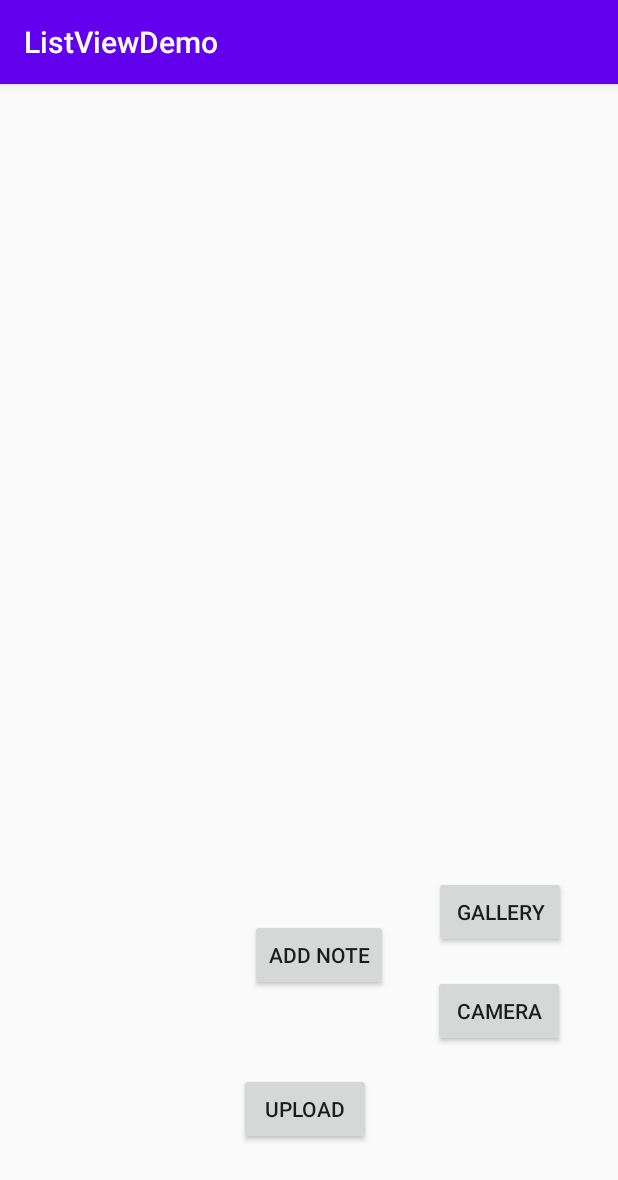
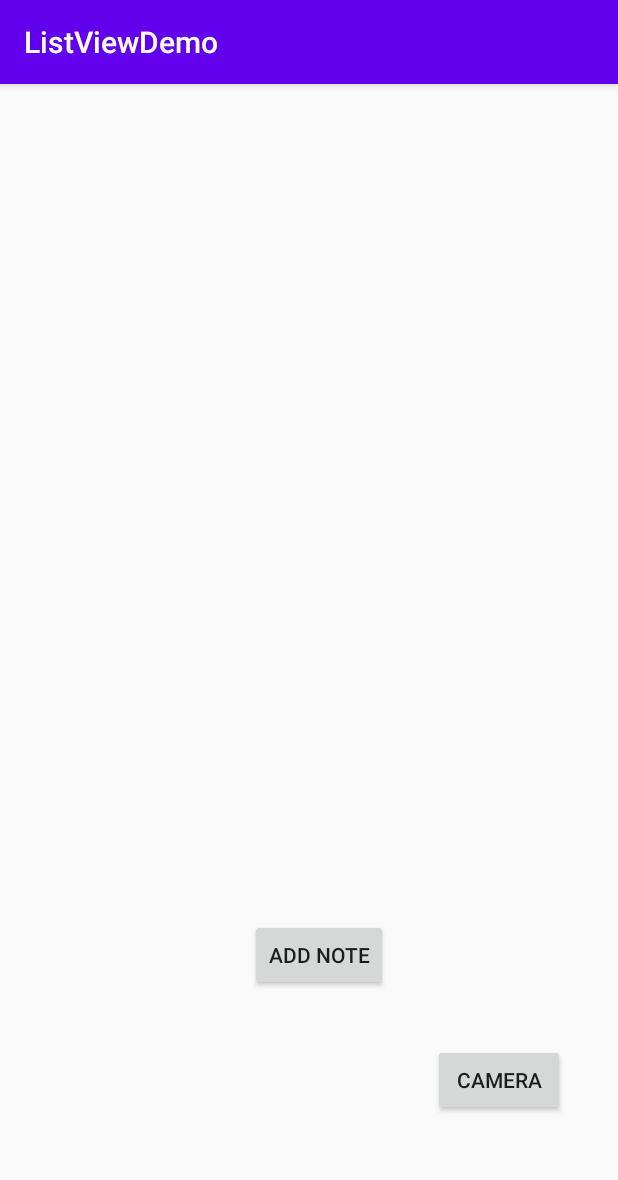
Before and after one commit to Nico4108/ListViewDemo, an Android app: the screen it shows after launch (CustomListActivity), on a phone screen of 412 x 824 dp. Shown: the top 1180 px of the screen. Run offline under Robolectric (Android 15) with nearby library versions, the phone set to English and light mode, and no system bars; our stand-ins replace Firebase (no records; nobody signed in at launch, a user with empty details on screens opened directly).

Commit message:
picture on note

```diff
--- a/app/src/main/java/com/example/listviewdemo/CustomListActivity.java
+++ b/app/src/main/java/com/example/listviewdemo/CustomListActivity.java
@@ -22,14 +22,14 @@ import java.io.InputStream;
 public class CustomListActivity extends AppCompatActivity implements Updatable{
 
     private MyAdapter myAdapter;
-    ImageView myImageView10;
+    ImageView myImageView;
 
     @Override
     protected void onCreate(Bundle savedInstanceState) {
         super.onCreate(savedInstanceState);
         setContentView(R.layout.activity_custom_list);
 
-        myImageView10 = findViewById(R.id.myImageView10);
+        myImageView = findViewById(R.id.myImageView10);
 
         String[] countries = {"USA", "Denmark", "Norway", "Iceland"};
         // vi skal have et array med billeder:
@@ -46,14 +46,15 @@ public class CustomListActivity extends AppCompatActivity implements Updatable{
             Global.map.put(Global.NOTE_KEY, Repo.r().getNoteList().get((int)arrPos));
              // gemmer text i untent objektet og kan hentes på et andet view
             startActivity(intent);
+            Repo.r().downloadBitmap("coolcar2.jpg", this);
         });
 
         Repo.r().setActivity(this);
-        Repo.r().downloadBitmap("coolcar2.jpg", this);
+
 
     }
 
-    public void galleryBtnPressed(View view){
+    /*public void galleryBtnPressed(View view){
         Intent intent = new Intent(Intent.ACTION_PICK); // make an implicit intent, which will allow
         // the user to choose among different services to accomplish this task.
         intent.setType("image/*"); // we need to set the type of content to pick
@@ -80,7 +81,7 @@ public class CustomListActivity extends AppCompatActivity implements Updatable{
         try {
             InputStream is = getContentResolver().openInputStream(uri);
             currentBitmap = BitmapFactory.decodeStream(is);
-            myImageView10.setImageBitmap(currentBitmap);
+            myImageView.setImageBitmap(currentBitmap);
 
         }catch (Exception e){
 
@@ -90,7 +91,7 @@ public class CustomListActivity extends AppCompatActivity implements Updatable{
     private void backFromCamera(@Nullable Intent data) {
         try {
             Bitmap currentBitmap = (Bitmap)data.getExtras().get("data");
-            myImageView10.setImageBitmap(currentBitmap);
+            myImageView.setImageBitmap(currentBitmap);
             // skaf en id til dit billede. F.eks. id fra noten
         }catch (Exception e){
 
@@ -102,17 +103,26 @@ public class CustomListActivity extends AppCompatActivity implements Updatable{
         startActivityForResult(intent, 2);
     }
 
+    */
     @Override
     public void update(Object o) {
         System.out.println("Update() kaldet!!!");
         // kald på adapters notidyDatasetChange()
         runOnUiThread(() -> {
             myAdapter.notifyDataSetChanged();
+
             if(o != null) {
                 Bitmap bitmap = (Bitmap)o; // fungerer denne casting
                 if(bitmap != null) {
-                    myImageView10.setImageBitmap(bitmap);
+                    myImageView.setImageBitmap(bitmap);
                 }
+                else{
+                    System.out.println("No image!!!");
+                }
+
+            }
+            else{
+                System.out.println("No image!!!");
             }
         });
     }
@@ -122,10 +132,10 @@ public class CustomListActivity extends AppCompatActivity implements Updatable{
         Repo.r().addNote(note); // Opretter ny Nye + gemmer i Firebase
     }
 
-    public void uploadImage(View view) {
+    /*public void uploadImage(View view) {
         Note note = new Note("My friday note: Chill!");
         Repo.r().uploadBitmap(note, currentBitmap);
-    }
+    }*/
 
 
 }
--- a/app/src/main/res/layout/activity_custom_list.xml
+++ b/app/src/main/res/layout/activity_custom_list.xml
@@ -42,55 +42,24 @@
         android:layout_marginBottom="38dp"
         app:layout_constraintBottom_toBottomOf="parent"
         app:layout_constraintEnd_toStartOf="@+id/addNoteButton"
+        app:layout_constraintHorizontal_bias="0.0"
         app:layout_constraintStart_toStartOf="parent"
         app:layout_constraintTop_toBottomOf="@+id/myListView2"
+        app:layout_constraintVertical_bias="0.0"
         tools:srcCompat="@tools:sample/avatars" />
-
-    <Button
-        android:id="@+id/myGalleryButton"
-        android:layout_width="wrap_content"
-        android:layout_height="wrap_content"
-        android:layout_marginStart="31dp"
-        android:layout_marginTop="32dp"
-        android:layout_marginEnd="35dp"
-        android:layout_marginBottom="110dp"
-        android:onClick="galleryBtnPressed"
-        android:text="Gallery"
-        app:layout_constraintBottom_toBottomOf="parent"
-        app:layout_constraintEnd_toEndOf="parent"
-        app:layout_constraintStart_toEndOf="@+id/addNoteButton"
-        app:layout_constraintTop_toBottomOf="@+id/myListView2" />
 
     <Button
         android:id="@+id/myCameraButton"
         android:layout_width="wrap_content"
         android:layout_height="48dp"
         android:layout_marginStart="30dp"
-        android:layout_marginTop="18dp"
         android:layout_marginEnd="35dp"
-        android:layout_marginBottom="44dp"
+        android:layout_marginBottom="80dp"
         android:onClick="cameraBtnPressed"
         android:text="Camera"
         app:layout_constraintBottom_toBottomOf="parent"
         app:layout_constraintEnd_toEndOf="parent"
         app:layout_constraintHorizontal_bias="1.0"
-        app:layout_constraintStart_toEndOf="@+id/addNoteButton"
-        app:layout_constraintTop_toBottomOf="@+id/myGalleryButton"
-        app:layout_constraintVertical_bias="0.0" />
-
-    <Button
-        android:id="@+id/myUpdloadButton"
-        android:layout_width="wrap_content"
-        android:layout_height="wrap_content"
-        android:layout_marginStart="43dp"
-        android:layout_marginTop="13dp"
-        android:layout_marginEnd="9dp"
-        android:layout_marginBottom="19dp"
-        android:onClick="uploadImage"
-        android:text="Upload"
-        app:layout_constraintBottom_toBottomOf="parent"
-        app:layout_constraintEnd_toStartOf="@+id/myCameraButton"
-        app:layout_constraintStart_toEndOf="@+id/myImageView10"
-        app:layout_constraintTop_toBottomOf="@+id/addNoteButton" />
+        app:layout_constraintStart_toEndOf="@+id/addNoteButton" />
 
 </androidx.constraintlayout.widget.ConstraintLayout>
```
Also changed, not shown: app/src/main/java/com/example/listviewdemo/DetailActivity.java (+33 -2 lines), app/src/main/java/com/example/listviewdemo/model/Note.java (+9 -0 lines), app/src/main/res/layout/activity_detail.xml (+48 -3 lines).
